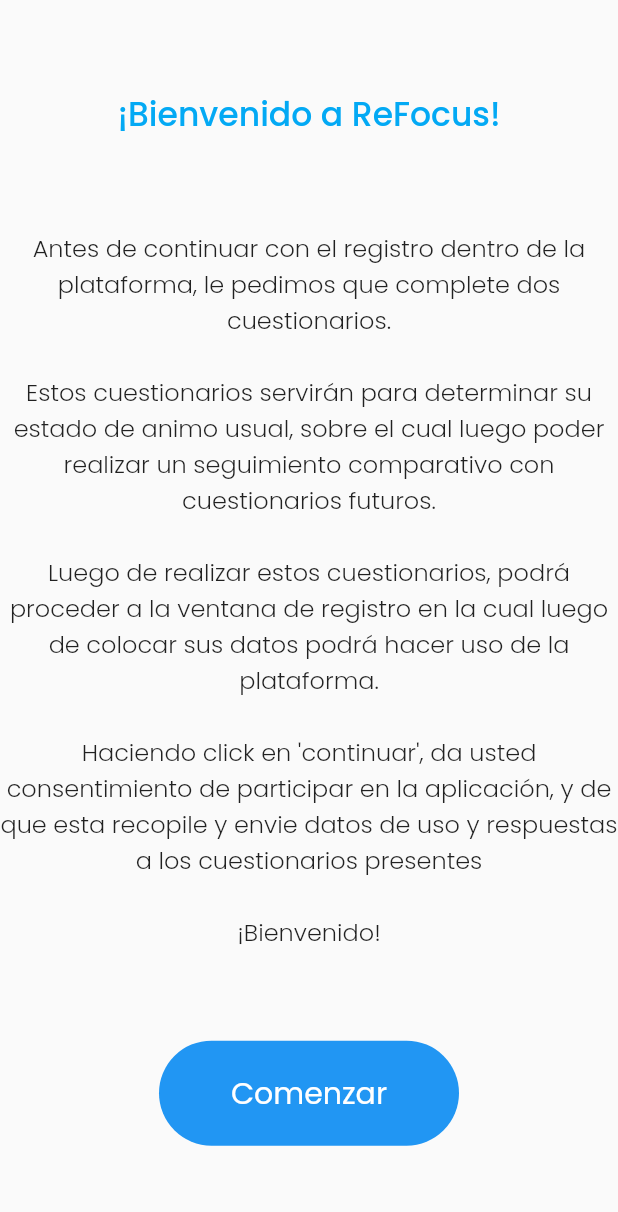
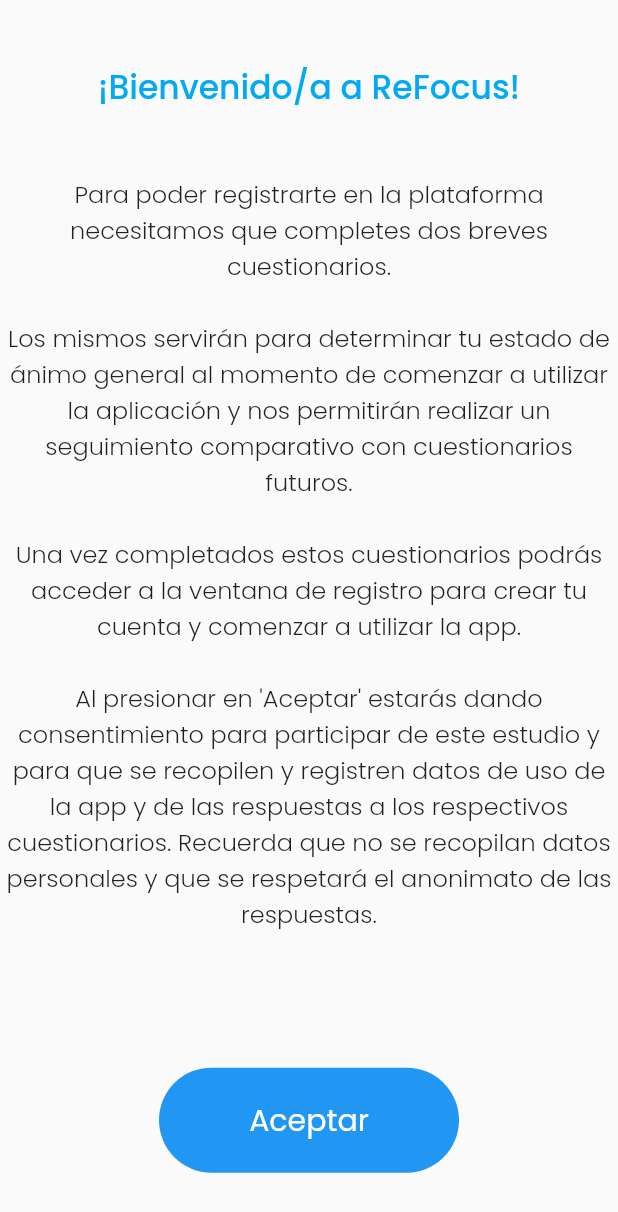
Before and after one commit to AnuTor/refocus-app, a Flutter app: the screen it shows after launch, after a tap on "Crear cuenta", on a phone screen of 412 x 824 dp. Shown: the top 1212 px of the screen. Run offline on Flutter 3.47's test engine with Material 2 defaults, Android fonts, the light colour scheme and no system bars; our stand-ins replace assets_audio_player, cloud_firestore, firebase_auth, firebase_core, modal_bottom_sheet, sleek_circular_slider; accounts and stored records are empty.

Commit message:
update intro y corrección de bug

```diff
--- a/lib/screens/intro_screen.dart
+++ b/lib/screens/intro_screen.dart
@@ -60,7 +60,7 @@
   }
 
   void _finish() {
-    Navigator.of(context).pop();
+    Navigator.of(context).popUntil((route) => route.isFirst);
   }
 
   void _submitRegisterForm(
--- a/lib/screens/intro_welcome.dart
+++ b/lib/screens/intro_welcome.dart
@@ -18,16 +18,15 @@
           mainAxisAlignment: MainAxisAlignment.spaceEvenly,
           children: <Widget>[
             Text(
-              '¡Bienvenido a ReFocus!',
+              '¡Bienvenido/a a ReFocus!',
               style: Theme.of(context).textTheme.titleLarge,
               textAlign: TextAlign.center,
             ),
             Text(
-              'Antes de continuar con el registro dentro de la plataforma, le pedimos que complete dos cuestionarios.\n\n'
-              'Estos cuestionarios servirán para determinar su estado de animo usual, sobre el cual luego poder realizar un seguimiento comparativo con cuestionarios futuros.\n\n'
-              'Luego de realizar estos cuestionarios, podrá proceder a la ventana de registro en la cual luego de colocar sus datos podrá hacer uso de la plataforma.\n\n'
-              'Haciendo click en \'continuar\', da usted consentimiento de participar en la aplicación, y de que esta recopile y envie datos de uso y respuestas a los cuestionarios presentes\n\n'
-              '¡Bienvenido!',
+              'Para poder registrarte en la plataforma necesitamos que completes dos breves cuestionarios.\n\n'
+              'Los mismos servirán para determinar tu estado de ánimo general al momento de comenzar a utilizar la aplicación y nos permitirán realizar un seguimiento comparativo con cuestionarios futuros.\n\n'
+              'Una vez completados estos cuestionarios podrás acceder a la ventana de registro para crear tu cuenta y comenzar a utilizar la app.\n\n'
+              'Al presionar en \'Aceptar\' estarás dando consentimiento para participar de este estudio y para que se recopilen y registren datos de uso de la app y de las respuestas a los respectivos cuestionarios. Recuerda que no se recopilan datos personales y que se respetará el anonimato de las respuestas.\n\n',
               style: Theme.of(context).textTheme.bodyLarge,
               textAlign: TextAlign.center,
             ),
@@ -43,7 +42,7 @@
                   borderRadius: BorderRadius.circular(35),
                 ),
                 child: const Text(
-                  'Comenzar',
+                  'Aceptar',
                   style: TextStyle(
                     color: Colors.white,
                     fontSize: 20,
--- a/lib/widgets/auth/login_form.dart
+++ b/lib/widgets/auth/login_form.dart
@@ -122,7 +122,7 @@
                       ),
                       child: Text(_isLogin
                           ? '¿No tienes una cuenta? Registrate'
-                          : 'Ya estás registrado? Ingresá'),
+                          : '¿Ya estás registrado? Ingresá'),
                       onPressed: () {
                         setState(() {
                           _isLogin = !_isLogin;
```
